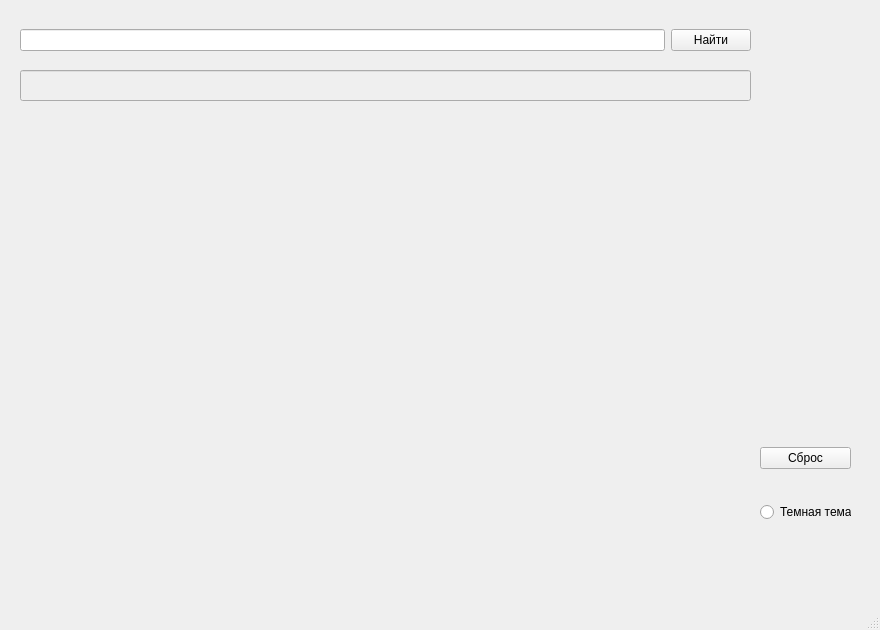
Above: Design.ui from Rinels/YDEX_MAPS before the change. Below: the same form after it.
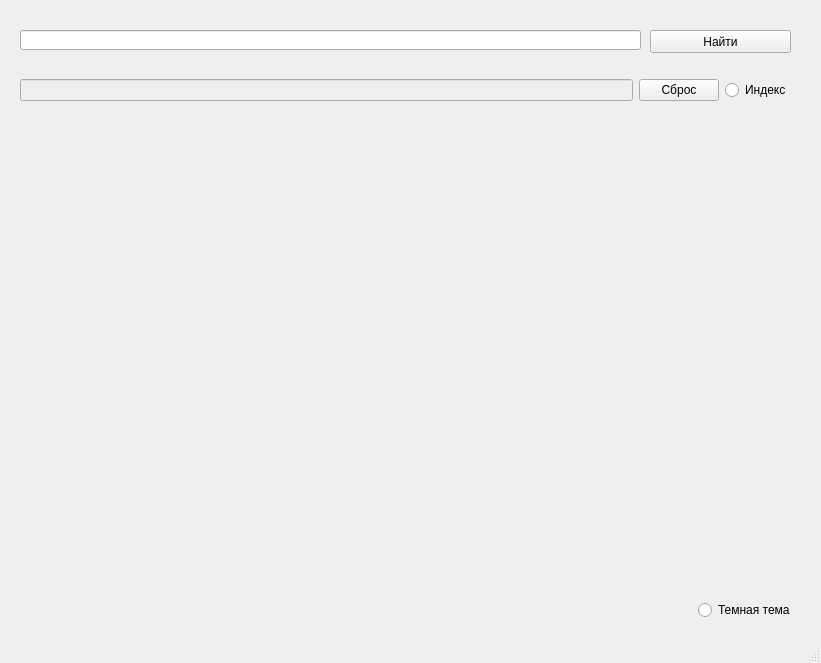
That is the form after the change.

Commit message: Большая задача по Maps API. Часть №9

The edit to the form file:
```diff
--- a/Design.ui
+++ b/Design.ui
@@ -6,8 +6,8 @@
    <rect>
     <x>0</x>
     <y>0</y>
-    <width>880</width>
-    <height>630</height>
+    <width>821</width>
+    <height>663</height>
    </rect>
   </property>
   <property name="windowTitle">
@@ -27,38 +27,39 @@
      <string/>
     </property>
    </widget>
-   <widget class="QWidget" name="horizontalLayoutWidget">
+   <widget class="QRadioButton" name="themeButton">
+    <property name="geometry">
+     <rect>
+      <x>698</x>
+      <y>600</y>
+      <width>101</width>
+      <height>20</height>
+     </rect>
+    </property>
+    <property name="text">
+     <string>Темная тема</string>
+    </property>
+   </widget>
+   <widget class="QWidget" name="horizontalLayoutWidget_2">
     <property name="geometry">
      <rect>
       <x>20</x>
-      <y>20</y>
-      <width>731</width>
+      <y>70</y>
+      <width>771</width>
       <height>41</height>
      </rect>
     </property>
-    <layout class="QHBoxLayout" name="horizontalLayout">
+    <layout class="QHBoxLayout" name="horizontalLayout_2">
      <item>
-      <widget class="QLineEdit" name="textEdit"/>
-     </item>
-     <item>
-      <widget class="QPushButton" name="findButton">
-       <property name="text">
-        <string>Найти</string>
+      <widget class="QLineEdit" name="addressLine">
+       <property name="enabled">
+        <bool>false</bool>
+       </property>
+       <property name="autoFillBackground">
+        <bool>false</bool>
        </property>
       </widget>
      </item>
-    </layout>
-   </widget>
-   <widget class="QWidget" name="verticalLayoutWidget">
-    <property name="geometry">
-     <rect>
-      <x>760</x>
-      <y>420</y>
-      <width>91</width>
-      <height>131</height>
-     </rect>
-    </property>
-    <layout class="QVBoxLayout" name="verticalLayout">
      <item>
       <widget class="QPushButton" name="cleanButton">
        <property name="text">
@@ -67,28 +68,35 @@
       </widget>
      </item>
      <item>
-      <widget class="QRadioButton" name="radioButton">
+      <widget class="QRadioButton" name="indexButton">
        <property name="text">
-        <string>Темная тема</string>
+        <string>Индекс</string>
        </property>
       </widget>
      </item>
     </layout>
    </widget>
-   <widget class="QLineEdit" name="addressLine">
-    <property name="enabled">
-     <bool>false</bool>
-    </property>
+   <widget class="QLineEdit" name="textEdit">
     <property name="geometry">
      <rect>
       <x>20</x>
-      <y>70</y>
-      <width>731</width>
-      <height>31</height>
+      <y>30</y>
+      <width>621</width>
+      <height>20</height>
      </rect>
     </property>
-    <property name="autoFillBackground">
-     <bool>false</bool>
+   </widget>
+   <widget class="QPushButton" name="findButton">
+    <property name="geometry">
+     <rect>
+      <x>650</x>
+      <y>30</y>
+      <width>141</width>
+      <height>23</height>
+     </rect>
+    </property>
+    <property name="text">
+     <string>Найти</string>
     </property>
    </widget>
   </widget>
```
